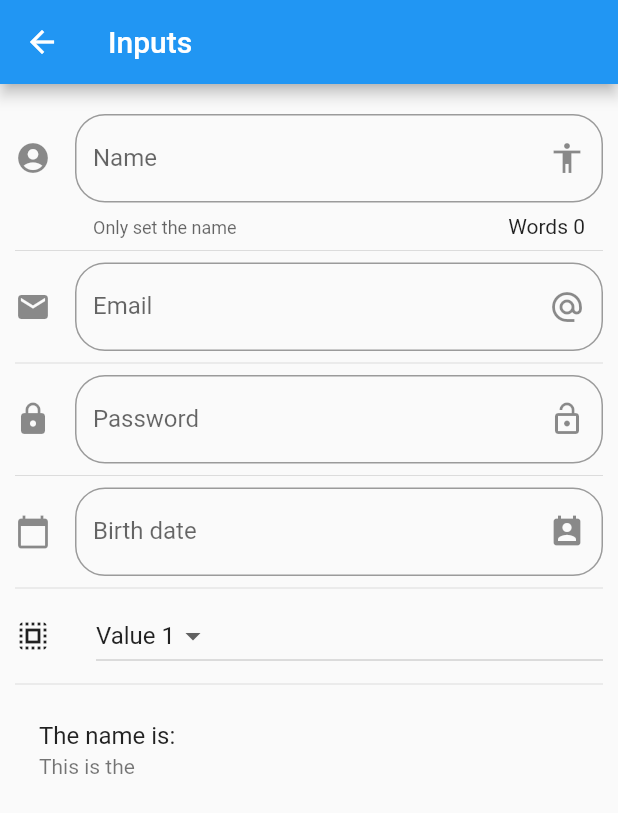
After one commit to SergioDim3nsions/WidgetsSample-Flutter, a Flutter app: the InputPage screen opened by its route, on a phone screen of 412 x 824 dp. The commit adds this screen. Shown: the top 813 px of the screen. Run offline on Flutter 3.47's test engine with Material 2 defaults, Android fonts, the phone set to English and light mode, and no system bars; network calls fail.

Commit message:
Add Inputs option and animated container pages

```diff
--- a/widgets_sample/assets/menu_opts.json
+++ b/widgets_sample/assets/menu_opts.json
@@ -15,6 +15,16 @@
       "route": "card",
       "icon": "folder_open",
       "text": "Cards - Tarjetas"
+    },
+    {
+      "route": "animatedContainer",
+      "icon": "donut_large",
+      "text": "Animated Container"
+    },
+    {
+      "route": "inputs",
+      "icon": "input",
+      "text": "Inputs"
     }
   ]
 }
--- a/widgets_sample/lib/src/pages/home_page.dart
+++ b/widgets_sample/lib/src/pages/home_page.dart
@@ -26,6 +26,7 @@ class HomePage extends StatelessWidget {
   }
 
   List<Widget> _createItemList(List<dynamic> data, BuildContext context) {
+
     final List<Widget> options = [];
     data.forEach((opt) {
       final widgetTemp = ListTile(
--- /dev/null
+++ b/widgets_sample/lib/src/pages/input_page.dart
@@ -0,0 +1,168 @@
+import 'package:flutter/material.dart';
+
+class InputPage extends StatefulWidget {
+  @override
+  _State createState() => _State();
+}
+
+class _State extends State<InputPage> {
+  String _name = "";
+  String _email = "";
+  String _password = "";
+  String _date = "";
+  String _selectedOption = "Value 1";
+  List<String> _valuesList = ['Value 1', 'Value 2', 'Value 3'];
+  TextEditingController _inputFieldDateController = TextEditingController();
+
+  @override
+  Widget build(BuildContext context) {
+    return Scaffold(
+      appBar: AppBar(
+        title: Text('Inputs'),
+      ),
+      body: ListView(
+        padding: EdgeInsets.symmetric(horizontal: 10.0, vertical: 20.0),
+        children: <Widget>[
+          _createInput(),
+          Divider(),
+          _createEmail(),
+          Divider(),
+          _createPassword(),
+          Divider(),
+          _createDate(context),
+          Divider(),
+          _createDropdown(),
+          Divider(),
+          _createPerson(),
+        ],
+      ),
+    );
+  }
+
+  Widget _createInput() {
+    return TextField(
+      //  autofocus: true,
+      textCapitalization: TextCapitalization.sentences,
+      decoration: InputDecoration(
+          border: OutlineInputBorder(borderRadius: BorderRadius.circular(20.0)),
+          icon: Icon(Icons.account_circle),
+          suffixIcon: Icon(Icons.accessibility),
+          helperText: 'Only set the name',
+          labelText: 'Name',
+          hintText: 'Name',
+          counter: Text('Words ${_name.length}')),
+      onChanged: (value) {
+        setState(() {
+          _name = value;
+        });
+      },
+    );
+  }
+
+  Widget _createPerson() {
+    return ListTile(
+      title: Text('The name is: $_name'),
+      subtitle: Text('This is the $_email'),
+    );
+  }
+
+  Widget _createEmail() {
+    return TextField(
+      keyboardType: TextInputType.emailAddress,
+      decoration: InputDecoration(
+        border: OutlineInputBorder(borderRadius: BorderRadius.circular(20.0)),
+        icon: Icon(Icons.email),
+        suffixIcon: Icon(Icons.alternate_email),
+        labelText: 'Email',
+        hintText: 'Email',
+      ),
+      onChanged: (value) {
+        setState(() {
+          _email = value;
+        });
+      },
+    );
+  }
+
+  Widget _createPassword() {
+    return TextField(
+      obscureText: true,
+      decoration: InputDecoration(
+        border: OutlineInputBorder(borderRadius: BorderRadius.circular(20.0)),
+        icon: Icon(Icons.lock),
+        suffixIcon: Icon(Icons.lock_open),
+        labelText: 'Password',
+        hintText: 'Password',
+      ),
+      onChanged: (value) {
+        setState(() {
+          _password = value;
+        });
+      },
+    );
+  }
+
+  Widget _createDate(BuildContext context) {
+    return TextField(
+      controller: _inputFieldDateController,
+      enableInteractiveSelection: false,
+      decoration: InputDecoration(
+        border: OutlineInputBorder(borderRadius: BorderRadius.circular(20.0)),
+        icon: Icon(Icons.calendar_today),
+        suffixIcon: Icon(Icons.perm_contact_calendar),
+        labelText: 'Birth date',
+        hintText: 'Birth date',
+      ),
+      onTap: () {
+        FocusScope.of(context).requestFocus(FocusNode());
+        _selectDate(context);
+      },
+    );
+  }
+
+  void _selectDate(BuildContext context) async {
+    DateTime picked = await showDatePicker(
+        context: context,
+        locale: Locale('es', 'ES'),
+        initialDate: DateTime.now(),
+        firstDate: DateTime(2018),
+        lastDate: DateTime(2025));
+
+    if (picked != null) {
+      setState(() {
+        _date = picked.toString();
+        _inputFieldDateController.text = _date;
+      });
+    }
+  }
+
+  List<DropdownMenuItem<String>> getOptionsDropdown() {
+    List<DropdownMenuItem<String>> menuOptions = List();
+    _valuesList.forEach((value) {
+      menuOptions.add(DropdownMenuItem(
+        child: Text(value),
+        value: value,
+      ));
+    });
+    return menuOptions;
+  }
+
+  Widget _createDropdown() {
+    return Row(children: <Widget>[
+      Icon(Icons.select_all),
+      SizedBox(width: 30.0),
+      Expanded(
+        child: DropdownButton(
+          value: _selectedOption,
+          items: getOptionsDropdown(),
+          onChanged: (opt) {
+            print(opt);
+            setState(() {
+              _selectedOption = opt;
+            });
+          },
+        ),
+      )
+    ]);
+  }
+}
--- a/widgets_sample/lib/src/routes/routes.dart
+++ b/widgets_sample/lib/src/routes/routes.dart
@@ -1,14 +1,18 @@
 import 'package:flutter/material.dart';
 import 'package:widgets_sample/src/pages/alert_page.dart';
+import 'package:widgets_sample/src/pages/animated_container.dart';
 import 'package:widgets_sample/src/pages/avatar_page.dart';
 import 'package:widgets_sample/src/pages/card_page.dart';
 import 'package:widgets_sample/src/pages/home_page.dart';
+import 'package:widgets_sample/src/pages/input_page.dart';
 
 Map<String, WidgetBuilder> getApplicationRoutes() {
   return <String, WidgetBuilder>{
     '/': (BuildContext context) => HomePage(),
     'alert': (BuildContext context) => AlertPage(),
     'avatar': (BuildContext context) => AvatarPage(),
-    'card': (BuildContext context) => CardPage()
+    'card': (BuildContext context) => CardPage(),
+    'animatedContainer': (BuildContext context) => AnimatedContainerPage(),
+    'inputs': (BuildContext context) => InputPage()
   };
 }
--- a/widgets_sample/lib/src/utils/icons_string_util.dart
+++ b/widgets_sample/lib/src/utils/icons_string_util.dart
@@ -3,7 +3,9 @@ import 'package:flutter/material.dart';
 final _icons = <String, IconData>{
   'add_alert': Icons.add_alert,
   'accessibility': Icons.accessibility,
-  'folder_open': Icons.folder_open
+  'folder_open': Icons.folder_open,
+  'donut_large': Icons.donut_large,
+  'input': Icons.input
 };
 
 Icon getIcon(String iconName) {
--- a/widgets_sample/pubspec.yaml
+++ b/widgets_sample/pubspec.yaml
@@ -18,6 +18,9 @@ environment:
 
 dependencies:
   flutter:
+    sdk: flutter
+
+  flutter_localizations:
     sdk: flutter
 
   # The following adds the Cupertino Icons font to your application.
@@ -42,7 +45,7 @@ flutter:
 
   # To add assets to your application, add an assets section, like this:
   assets:
-    - assets/menu_opts.json
+    - assets/
   #  - images/a_dot_burr.jpeg
   #  - images/a_dot_ham.jpeg
 
```
Also changed, not shown: widgets_sample/lib/src/main/main.dart (+9 -0 lines), widgets_sample/lib/src/pages/alert_page.dart (+42 -0 lines), widgets_sample/lib/src/pages/animated_container.dart (added, +48 -0 lines), widgets_sample/lib/src/pages/avatar_page.dart (+24 -0 lines), widgets_sample/lib/src/pages/card_page.dart (+32 -1 lines), widgets_sample/assets/jar-loading.gif (added), widgets_sample/pubspec.lock.
